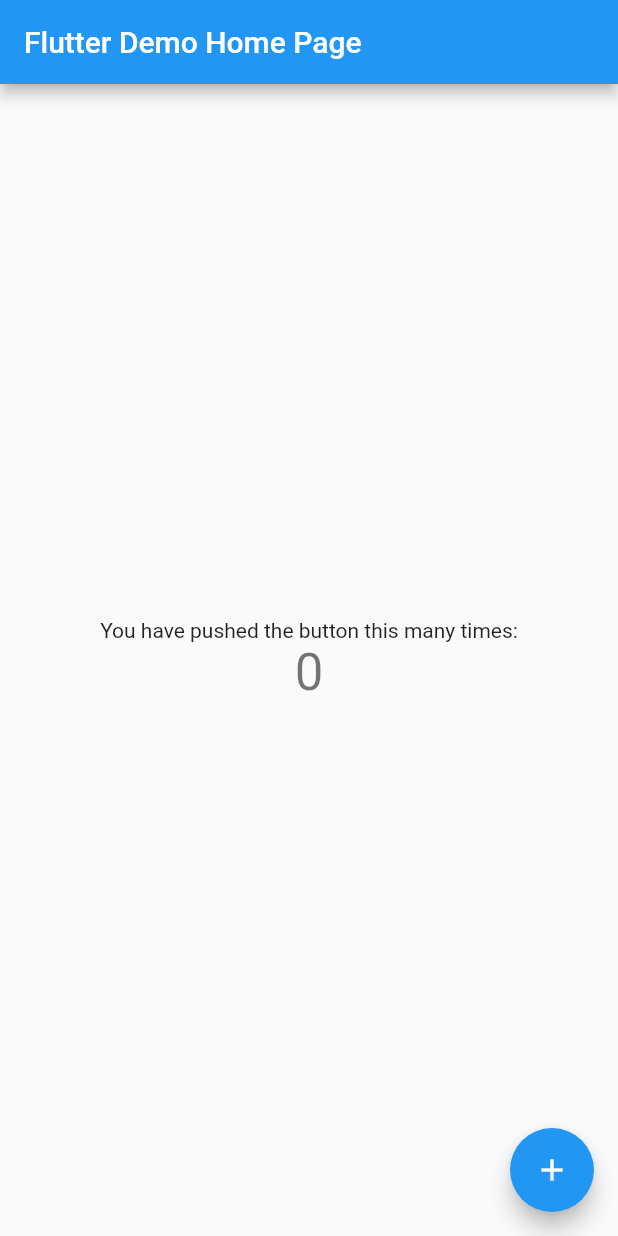
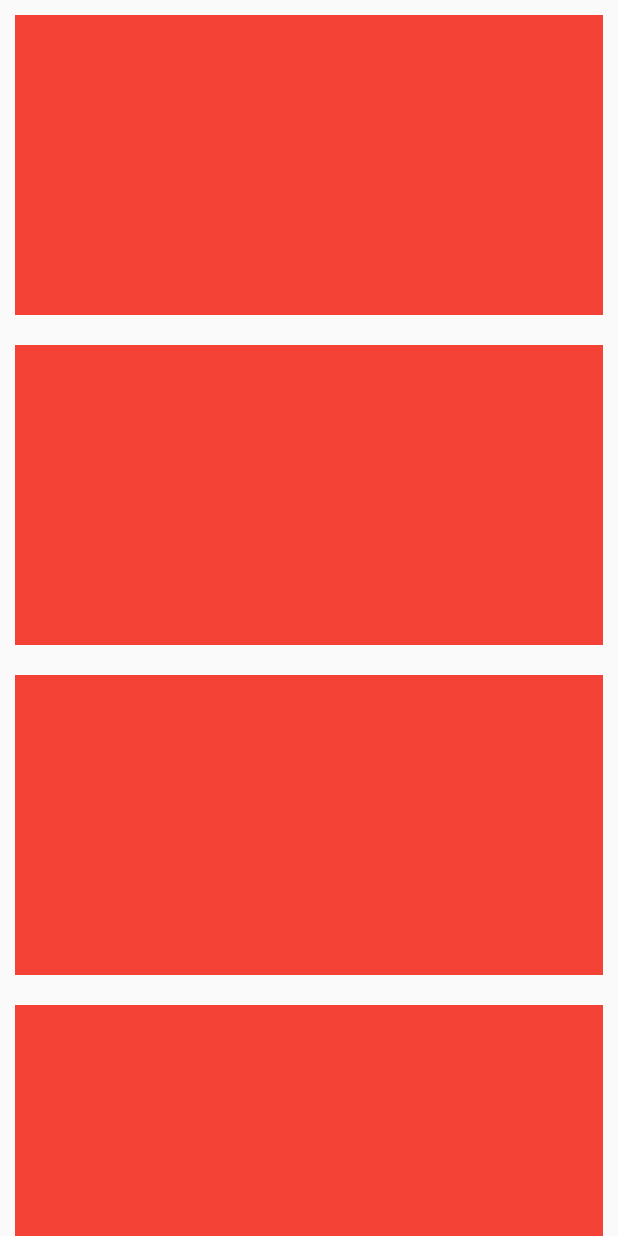
Before and after one commit to ejprok/colorful_safe_area, a Flutter app: the screen it shows after launch, on a phone screen of 412 x 824 dp. Run offline on Flutter 3.47's test engine with Material 2 defaults, Android fonts, the phone set to English and light mode, and no system bars.

Commit message:
Able to change color of SafeArea and allow child to overflow

```diff
--- a/example/lib/main.dart
+++ b/example/lib/main.dart
@@ -1,111 +1,38 @@
+import 'package:colorful_safe_area/colorful_safe_area.dart';
 import 'package:flutter/material.dart';
 
 void main() => runApp(MyApp());
 
 class MyApp extends StatelessWidget {
-  // This widget is the root of your application.
   @override
   Widget build(BuildContext context) {
     return MaterialApp(
-      title: 'Flutter Demo',
-      theme: ThemeData(
-        // This is the theme of your application.
-        //
-        // Try running your application with "flutter run". You'll see the
-        // application has a blue toolbar. Then, without quitting the app, try
-        // changing the primarySwatch below to Colors.green and then invoke
-        // "hot reload" (press "r" in the console where you ran "flutter run",
-        // or simply save your changes to "hot reload" in a Flutter IDE).
-        // Notice that the counter didn't reset back to zero; the application
-        // is not restarted.
-        primarySwatch: Colors.blue,
-      ),
-      home: MyHomePage(title: 'Flutter Demo Home Page'),
+      title: 'ColorfulSafeArea Demo',
+      home: MyHomePage(),
     );
   }
 }
 
-class MyHomePage extends StatefulWidget {
-  MyHomePage({Key key, this.title}) : super(key: key);
-
-  // This widget is the home page of your application. It is stateful, meaning
-  // that it has a State object (defined below) that contains fields that affect
-  // how it looks.
-
-  // This class is the configuration for the state. It holds the values (in this
-  // case the title) provided by the parent (in this case the App widget) and
-  // used by the build method of the State. Fields in a Widget subclass are
-  // always marked "final".
-
-  final String title;
-
-  @override
-  _MyHomePageState createState() => _MyHomePageState();
-}
-
-class _MyHomePageState extends State<MyHomePage> {
-  int _counter = 0;
-
-  void _incrementCounter() {
-    setState(() {
-      // This call to setState tells the Flutter framework that something has
-      // changed in this State, which causes it to rerun the build method below
-      // so that the display can reflect the updated values. If we changed
-      // _counter without calling setState(), then the build method would not be
-      // called again, and so nothing would appear to happen.
-      _counter++;
-    });
-  }
-
+class MyHomePage extends StatelessWidget {
   @override
   Widget build(BuildContext context) {
-    // This method is rerun every time setState is called, for instance as done
-    // by the _incrementCounter method above.
-    //
-    // The Flutter framework has been optimized to make rerunning build methods
-    // fast, so that you can just rebuild anything that needs updating rather
-    // than having to individually change instances of widgets.
+    int numberOfTiles = 100;
+
     return Scaffold(
-      appBar: AppBar(
-        // Here we take the value from the MyHomePage object that was created by
-        // the App.build method, and use it to set our appbar title.
-        title: Text(widget.title),
+        body: ColorfulSafeArea(
+      allowOverflow: true,
+      color: Colors.green.withOpacity(0.5),
+      child: ListView.builder(
+        itemBuilder: (context, index) {
+          return Container(
+            margin: EdgeInsets.all(10),
+            width: 300,
+            height: 200,
+            color: Colors.red,
+          );
+        },
+        itemCount: numberOfTiles,
       ),
-      body: Center(
-        // Center is a layout widget. It takes a single child and positions it
-        // in the middle of the parent.
-        child: Column(
-          // Column is also a layout widget. It takes a list of children and
-          // arranges them vertically. By default, it sizes itself to fit its
-          // children horizontally, and tries to be as tall as its parent.
-          //
-          // Invoke "debug painting" (press "p" in the console, choose the
-          // "Toggle Debug Paint" action from the Flutter Inspector in Android
-          // Studio, or the "Toggle Debug Paint" command in Visual Studio Code)
-          // to see the wireframe for each widget.
-          //
-          // Column has various properties to control how it sizes itself and
-          // how it positions its children. Here we use mainAxisAlignment to
-          // center the children vertically; the main axis here is the vertical
-          // axis because Columns are vertical (the cross axis would be
-          // horizontal).
-          mainAxisAlignment: MainAxisAlignment.center,
-          children: <Widget>[
-            Text(
-              'You have pushed the button this many times:',
-            ),
-            Text(
-              '$_counter',
-              style: Theme.of(context).textTheme.display1,
-            ),
-          ],
-        ),
-      ),
-      floatingActionButton: FloatingActionButton(
-        onPressed: _incrementCounter,
-        tooltip: 'Increment',
-        child: Icon(Icons.add),
-      ), // This trailing comma makes auto-formatting nicer for build methods.
-    );
+    ));
   }
 }
--- a/example/pubspec.yaml
+++ b/example/pubspec.yaml
@@ -19,6 +19,9 @@ environment:
 dependencies:
   flutter:
     sdk: flutter
+
+  colorful_safe_area:
+    path: ../
 
   # The following adds the Cupertino Icons font to your application.
   # Use with the CupertinoIcons class for iOS style icons.
--- a/lib/colorful_safe_area.dart
+++ b/lib/colorful_safe_area.dart
@@ -1,7 +1,57 @@
 library colorful_safe_area;
 
-/// A Calculator.
-class Calculator {
-  /// Returns [value] plus 1.
-  int addOne(int value) => value + 1;
+import 'package:flutter/material.dart';
+
+class ColorfulSafeArea extends StatelessWidget {
+  final Widget child;
+  final Color color;
+  final bool allowOverflow;
+
+  const ColorfulSafeArea({
+    Key key,
+    @required this.child,
+    this.color = Colors.transparent,
+    this.allowOverflow = false,
+  }) : super(key: key);
+  @override
+  Widget build(BuildContext context) {
+    MediaQueryData data = MediaQuery.of(context);
+    EdgeInsets padding = data.padding;
+    print(padding.top);
+
+    return Stack(
+      children: <Widget>[
+        (allowOverflow) ? child : SafeArea(child: child),
+        IgnorePointer(
+          child: Column(
+            children: <Widget>[
+              Container(
+                height: padding.top,
+                color: color,
+              ),
+              Expanded(
+                child: Row(
+                  children: <Widget>[
+                    Container(
+                      width: padding.left,
+                      color: color,
+                    ),
+                    Spacer(),
+                    Container(
+                      width: padding.right,
+                      color: color,
+                    ),
+                  ],
+                ),
+              ),
+              Container(
+                height: padding.bottom,
+                color: color,
+              ),
+            ],
+          ),
+        ),
+      ],
+    );
+  }
 }
```
Also changed, not shown: example/pubspec.lock.
